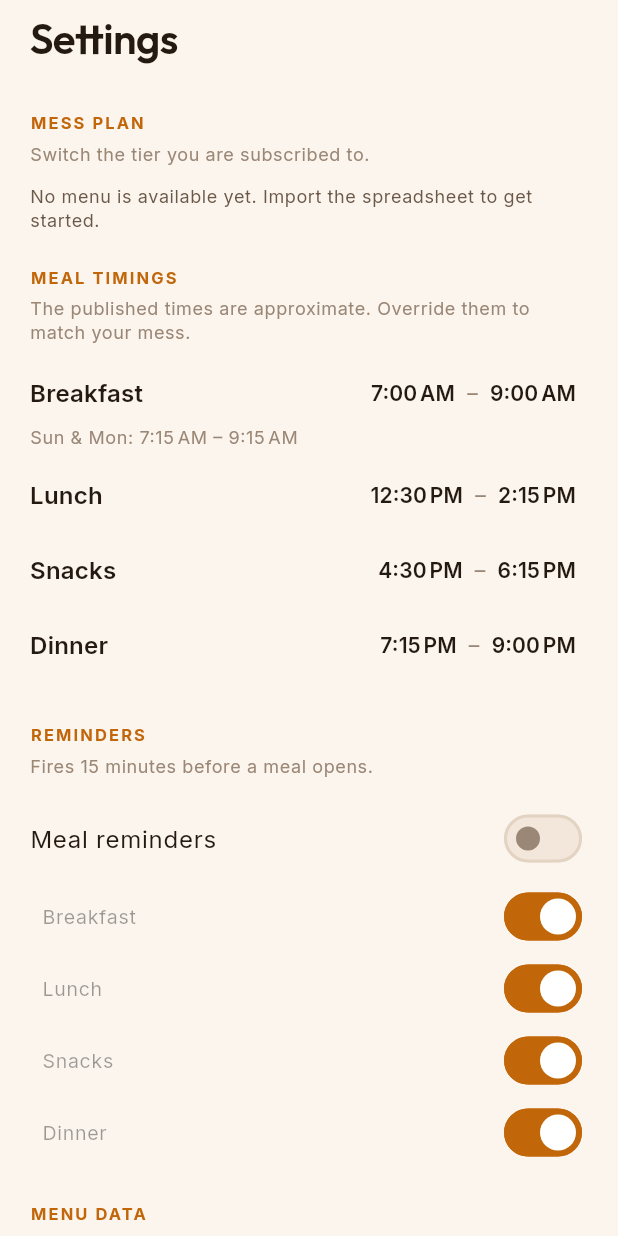
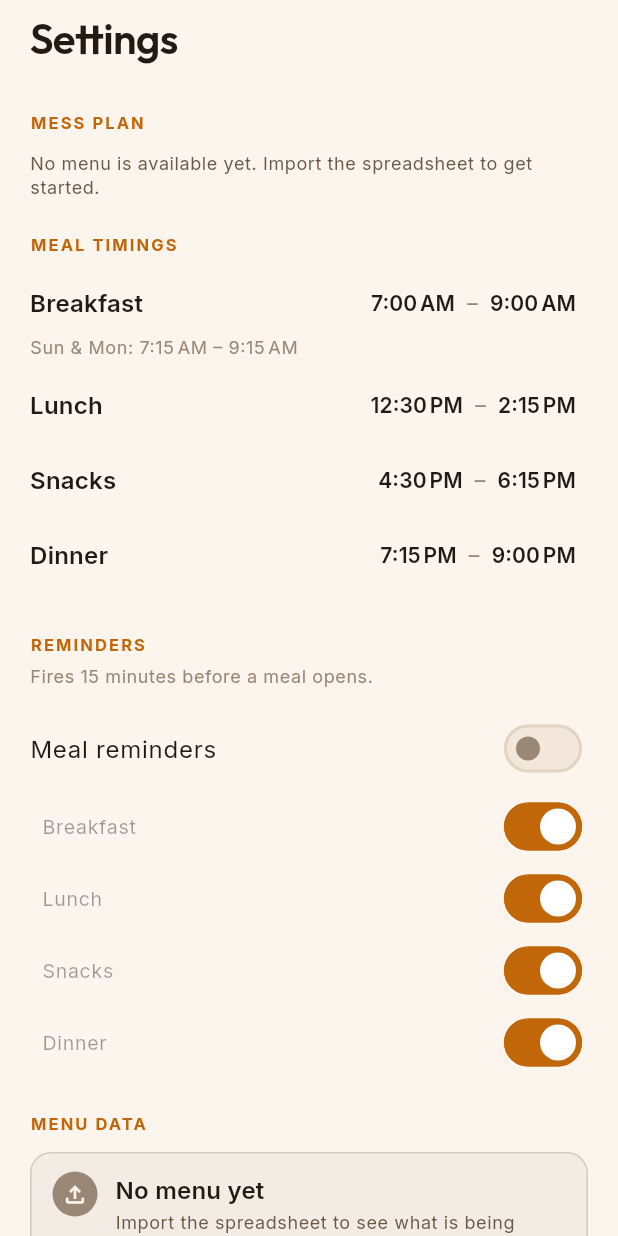
Before and after one commit to AdityaW2005/vit-mess, a Flutter app: the SettingsView screen opened directly, on a phone screen of 412 x 824 dp. Run offline on Flutter 3.47's test engine with Material 3 defaults, Android fonts, the phone set to English and light mode, and no system bars; our stand-ins replace file_picker, firebase_analytics, firebase_core, flutter_local_notifications, get_it, google_fonts and 2 more; missing offline and left inert: excel; accounts and stored records are empty.

Commit message:
feat: rename app from MessMate to MessUp and update related references

```diff
--- a/lib/app.dart
+++ b/lib/app.dart
@@ -31,9 +31,9 @@ class AppRoutes {
 ///
 /// Provides every ViewModel from the service locator, installs the light and
 /// dark themes, and routes the first frame to onboarding or the shell.
-class MessMateApp extends StatelessWidget {
+class MessUpApp extends StatelessWidget {
   /// Creates the app.
-  const MessMateApp({super.key});
+  const MessUpApp({super.key});
 
   @override
   Widget build(BuildContext context) => MultiProvider(
--- a/lib/core/config/app_config.dart
+++ b/lib/core/config/app_config.dart
@@ -6,7 +6,7 @@ class AppConfig {
   const AppConfig._();
 
   /// Display name of the app.
-  static const String appName = 'MessMate';
+  static const String appName = 'MessUp';
 
   /// Campus this build targets. Used to sanity-check a downloaded document.
   static const String campus = 'VIT-AP';
--- a/lib/core/constants/strings.dart
+++ b/lib/core/constants/strings.dart
@@ -12,7 +12,7 @@ class Strings {
   const Strings._();
 
   // ------------------------------------------------------------------ app
-  static const String appName = 'MessMate';
+  static const String appName = 'MessUp';
   static const String appTagline = 'Your mess, minus the guesswork';
 
   // ----------------------------------------------------------- navigation
@@ -77,11 +77,7 @@ class Strings {
   // ------------------------------------------------------------- settings
   static const String settingsTitle = 'Settings';
   static const String settingsPlanSection = 'Mess plan';
-  static const String settingsPlanSubtitle =
-      'Switch the tier you are subscribed to.';
   static const String settingsTimingsSection = 'Meal timings';
-  static const String settingsTimingsSubtitle =
-      'The published times are approximate. Override them to match your mess.';
   static const String settingsTimingsReset = 'Reset to published times';
   static const String settingsTimingsOverridden = 'Custom';
   static const String settingsTimingsInvalid =
@@ -92,21 +88,18 @@ class Strings {
   static const String settingsRemindersMaster = 'Meal reminders';
   static const String settingsDataSection = 'Menu data';
   static const String settingsForceRefresh = 'Refresh now';
+  static const String settingsMenuLoaded = 'Menu loaded';
+  static const String settingsMenuMissing = 'No menu yet';
+  static const String settingsMenuMissingBody =
+      'Import the spreadsheet to see what is being served.';
   static const String settingsImport = 'Import a menu spreadsheet';
   static const String settingsImportSubtitle =
-      'Load the Excel file (.xlsx) shared by the mess office.';
+      'Load the Excel file (.xlsx) shared by the mess committee.';
   static const String settingsNeverUpdated = 'Never updated';
   static const String settingsAppearanceSection = 'Appearance';
-  static const String settingsAppearanceSubtitle =
-      'MessMate is designed dark-first, but both themes are here.';
   static const String settingsThemeSystem = 'System';
   static const String settingsThemeLight = 'Light';
   static const String settingsThemeDark = 'Dark';
-  static const String settingsPrivacySection = 'Privacy';
-  static const String settingsAnalytics = 'Share anonymous usage data';
-  static const String settingsAnalyticsSubtitle =
-      'Helps show which meals and dishes students actually look for. Never '
-      'includes your name, and can be switched off at any time.';
   static const String settingsAboutSection = 'About';
   static const String settingsSchemaLabel = 'Menu format';
   static const String settingsCampusLabel = 'Campus';
@@ -128,7 +121,7 @@ class Strings {
   // ------------------------------------------------------- import prompt
   static const String importPromptTitle = 'Import your mess menu';
   static const String importPromptBody =
-      'MessMate has no menu yet. Import the Excel sheet the mess office '
+      'MessUp has no menu yet. Import the Excel sheet the mess office '
       'shared, and it will be saved on this device for offline use.';
   static const String importPromptAction = 'Choose a spreadsheet';
   static const String importPromptRetry = 'Try downloading instead';
@@ -249,8 +242,7 @@ class Strings {
       DateFormat('d MMMM').format(date);
 
   /// `August 2026` for a month label.
-  static String formatMonth(DateTime date) =>
-      DateFormat('MMMM y').format(date);
+  static String formatMonth(DateTime date) => DateFormat('MMMM y').format(date);
 
   /// Turns a `yyyy-MM` contract key into `August 2026`.
   ///
@@ -294,6 +286,17 @@ class Strings {
     return 'Updated ${DateFormat('d MMM').format(timestamp)}';
   }
 
+  /// `August 2026 · 31 days · 2 plans` — what a loaded document covers.
+  static String menuCoverage({
+    required String? month,
+    required int days,
+    required int tiers,
+  }) => <String>[
+    formatMonthKey(month),
+    '$days ${days == 1 ? 'day' : 'days'}',
+    '$tiers ${tiers == 1 ? 'plan' : 'plans'}',
+  ].join('  ·  ');
+
   /// `3 items` / `1 item`.
   static String itemCount(int count) =>
       '$count ${count == 1 ? 'item' : 'items'}';
--- a/lib/main.dart
+++ b/lib/main.dart
@@ -10,5 +10,5 @@ import 'core/service_locator.dart';
 Future<void> main() async {
   WidgetsFlutterBinding.ensureInitialized();
   await setupServiceLocator();
-  runApp(const MessMateApp());
+  runApp(const MessUpApp());
 }
--- a/lib/viewmodels/settings_view_model.dart
+++ b/lib/viewmodels/settings_view_model.dart
@@ -90,6 +90,22 @@ class SettingsViewModel extends BaseViewModel {
 
   /// True when a menu server is published, so downloading is worth offering.
   bool get canRefreshFromServer => AppConfig.isRemoteConfigured;
+
+  /// True once a menu has been imported or downloaded.
+  bool get hasMenu => _snapshot != null;
+
+  /// The `yyyy-MM` the loaded document covers, or `null`.
+  String? get menuMonth => _snapshot?.menu.month;
+
+  /// Days the loaded document covers.
+  int get menuDayCount {
+    final messes = _snapshot?.menu.messes;
+    if (messes == null || messes.isEmpty) return 0;
+    return messes.first.days.length;
+  }
+
+  /// Tiers the loaded document carries.
+  int get menuTierCount => _snapshot?.menu.messes.length ?? 0;
 
   /// True while the file picker flow is running.
   bool get isImporting => _isImporting;
--- a/lib/views/home/home_view.dart
+++ b/lib/views/home/home_view.dart
@@ -151,8 +151,6 @@ class _HomeContent extends StatelessWidget {
             ],
           ],
 
-          const SizedBox(height: 12),
-          _LastUpdatedLine(viewModel: viewModel),
         ],
       ),
     );
@@ -212,45 +210,3 @@ class _HomeHeader extends StatelessWidget {
     );
   }
 }
-
-/// The quiet provenance line.
-///
-/// This is where a failed background refresh surfaces — as a note, never as an
-/// error banner, because the cached menu on screen is still correct.
-class _LastUpdatedLine extends StatelessWidget {
-  const _LastUpdatedLine({required this.viewModel});
-
-  final HomeViewModel viewModel;
-
-  @override
-  Widget build(BuildContext context) {
-    final colors = context.mess;
-    final textTheme = Theme.of(context).textTheme;
-    final source = viewModel.source;
-
-    final text = <String>[
-      if (source != null) Strings.menuSourceLabel(source),
-      Strings.lastUpdated(viewModel.lastUpdated, viewModel.now),
-    ].join('  ·  ');
-
-    return Padding(
-      padding: const EdgeInsets.only(top: 8),
-      child: Row(
-        mainAxisAlignment: MainAxisAlignment.center,
-        children: <Widget>[
-          if (viewModel.isShowingStaleData) ...<Widget>[
-            Icon(Icons.cloud_off_rounded, size: 14, color: colors.textMuted),
-            const SizedBox(width: 6),
-          ],
-          Flexible(
-            child: Text(
-              text,
-              textAlign: TextAlign.center,
-              style: textTheme.bodySmall?.copyWith(color: colors.textMuted),
-            ),
-          ),
-        ],
-      ),
-    );
-  }
-}
--- a/lib/views/settings/settings_view.dart
+++ b/lib/views/settings/settings_view.dart
@@ -115,13 +115,11 @@ class _SettingsViewState extends State<SettingsView> {
 
             _Section(
               title: Strings.settingsPlanSection,
-              subtitle: Strings.settingsPlanSubtitle,
               child: _PlanSelector(viewModel: viewModel),
             ),
 
             _Section(
               title: Strings.settingsTimingsSection,
-              subtitle: Strings.settingsTimingsSubtitle,
               child: Column(
                 children: <Widget>[
                   for (final type in MealType.values)
@@ -184,6 +182,8 @@ class _SettingsViewState extends State<SettingsView> {
               title: Strings.settingsDataSection,
               child: Column(
                 children: <Widget>[
+                  _MenuStatusCard(viewModel: viewModel),
+                  const SizedBox(height: 4),
                   // Downloading is only offered once a menu server exists;
                   // otherwise the button would always fail and teach the
                   // student to distrust it.
@@ -192,12 +192,6 @@ class _SettingsViewState extends State<SettingsView> {
                       contentPadding: EdgeInsets.zero,
                       leading: const Icon(Icons.refresh_rounded),
                       title: const Text(Strings.settingsForceRefresh),
-                      subtitle: Text(
-                        Strings.lastUpdated(
-                          viewModel.lastUpdated,
-                          DateTime.now(),
-                        ),
-                      ),
                       trailing: viewModel.isRefreshing
                           ? const SizedBox(
                               width: 18,
@@ -211,13 +205,7 @@ class _SettingsViewState extends State<SettingsView> {
                     contentPadding: EdgeInsets.zero,
                     leading: const Icon(Icons.file_open_outlined),
                     title: const Text(Strings.settingsImport),
-                    subtitle: Text(
-                      viewModel.canRefreshFromServer
-                          ? Strings.settingsImportSubtitle
-                          : '${Strings.settingsImportSubtitle}\n'
-                                '${Strings.lastUpdated(viewModel.lastUpdated, DateTime.now())}',
-                    ),
-                    isThreeLine: !viewModel.canRefreshFromServer,
+                    subtitle: const Text(Strings.settingsImportSubtitle),
                     trailing: viewModel.isImporting
                         ? const SizedBox(
                             width: 18,
@@ -233,22 +221,9 @@ class _SettingsViewState extends State<SettingsView> {
 
             _Section(
               title: Strings.settingsAppearanceSection,
-              subtitle: Strings.settingsAppearanceSubtitle,
               child: _ThemeSelector(
                 selected: viewModel.themeMode,
                 onSelected: viewModel.setThemeMode,
-              ),
-            ),
-
-            _Section(
-              title: Strings.settingsPrivacySection,
-              child: SwitchListTile.adaptive(
-                contentPadding: EdgeInsets.zero,
-                value: viewModel.settings.analyticsEnabled,
-                onChanged: viewModel.setAnalyticsEnabled,
-                title: const Text(Strings.settingsAnalytics),
-                subtitle: const Text(Strings.settingsAnalyticsSubtitle),
-                isThreeLine: true,
               ),
             ),
 
@@ -281,12 +256,91 @@ class _SettingsViewState extends State<SettingsView> {
   );
 }
 
+/// Whether a menu is loaded, and what it covers.
+///
+/// This replaces the provenance line that used to sit at the bottom of the
+/// home screen: the answer belongs next to the import button that changes it,
+/// not under the menu a student is trying to read.
+class _MenuStatusCard extends StatelessWidget {
+  const _MenuStatusCard({required this.viewModel});
+
+  final SettingsViewModel viewModel;
+
+  @override
+  Widget build(BuildContext context) {
+    final colors = context.mess;
+    final textTheme = Theme.of(context).textTheme;
+    final loaded = viewModel.hasMenu;
+
+    // Green reads as "you are set up"; the muted state is a prompt, not an
+    // error, so it stays quiet rather than alarming.
+    final accent = loaded ? colors.veg : colors.textMuted;
+
+    return Container(
+      decoration: BoxDecoration(
+        color: accent.withValues(alpha: 0.08),
+        borderRadius: BorderRadius.circular(AppTheme.chipRadius),
+        border: Border.all(color: accent.withValues(alpha: 0.35)),
+      ),
+      padding: const EdgeInsets.fromLTRB(14, 12, 14, 12),
+      child: Row(
+        crossAxisAlignment: CrossAxisAlignment.start,
+        children: <Widget>[
+          Container(
+            width: 30,
+            height: 30,
+            decoration: BoxDecoration(color: accent, shape: BoxShape.circle),
+            child: Icon(
+              loaded ? Icons.check_rounded : Icons.file_upload_outlined,
+              size: 18,
+              color: colors.canvas,
+            ),
+          ),
+          const SizedBox(width: 12),
+          Expanded(
+            child: Column(
+              crossAxisAlignment: CrossAxisAlignment.start,
+              children: <Widget>[
+                Text(
+                  loaded
+                      ? Strings.settingsMenuLoaded
+                      : Strings.settingsMenuMissing,
+                  style: textTheme.titleMedium?.copyWith(
+                    color: colors.textPrimary,
+                  ),
+                ),
+                const SizedBox(height: 2),
+                Text(
+                  loaded
+                      ? Strings.menuCoverage(
+                          month: viewModel.menuMonth,
+                          days: viewModel.menuDayCount,
+                          tiers: viewModel.menuTierCount,
+                        )
+                      : Strings.settingsMenuMissingBody,
+                  style: textTheme.bodySmall?.copyWith(
+                    color: colors.textSecondary,
+                  ),
+                ),
+              ],
+            ),
+          ),
+        ],
+      ),
+    );
+  }
+}
+
 /// A titled group of settings rows.
 class _Section extends StatelessWidget {
   const _Section({required this.title, required this.child, this.subtitle});
 
   final String title;
+
+  /// Optional explanatory line under the heading. Used sparingly — only where
+  /// the section's behaviour is not obvious from its controls.
   final String? subtitle;
+
   final Widget child;
 
   @override
--- a/pubspec.yaml
+++ b/pubspec.yaml
@@ -1,5 +1,5 @@
 name: vit_mess
-description: "MessMate — the VIT-AP hostel mess menu, answered in under two seconds."
+description: "MessUp — the VIT-AP hostel mess menu, answered in under two seconds."
 # The following line prevents the package from being accidentally published to
 # pub.dev using `flutter pub publish`. This is preferred for private packages.
 publish_to: 'none' # Remove this line if you wish to publish to pub.dev
```
Also changed, not shown: 4 other files.
